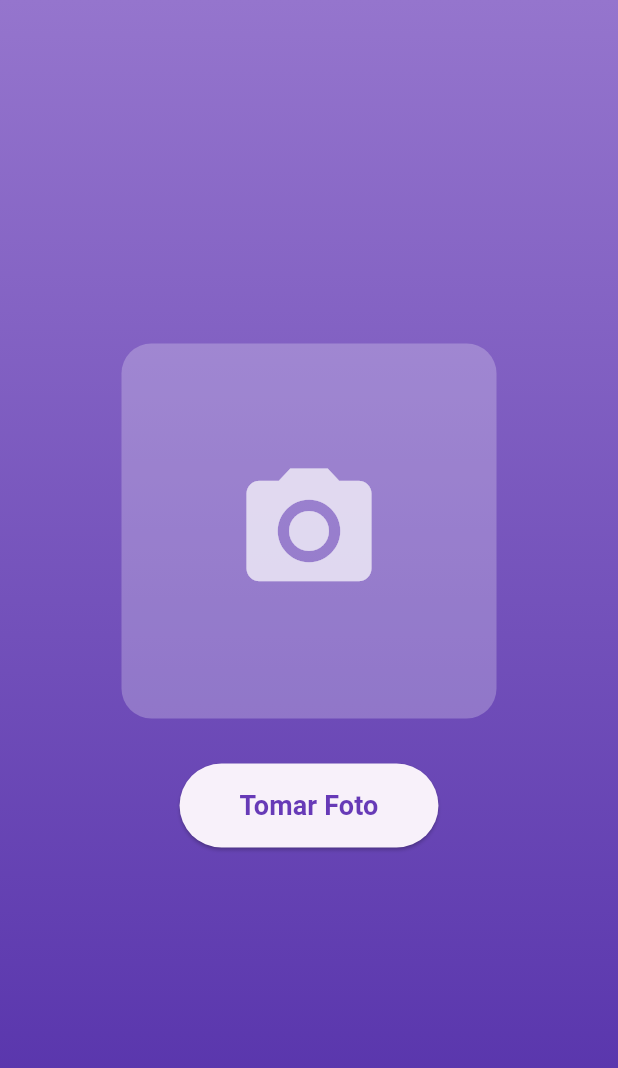
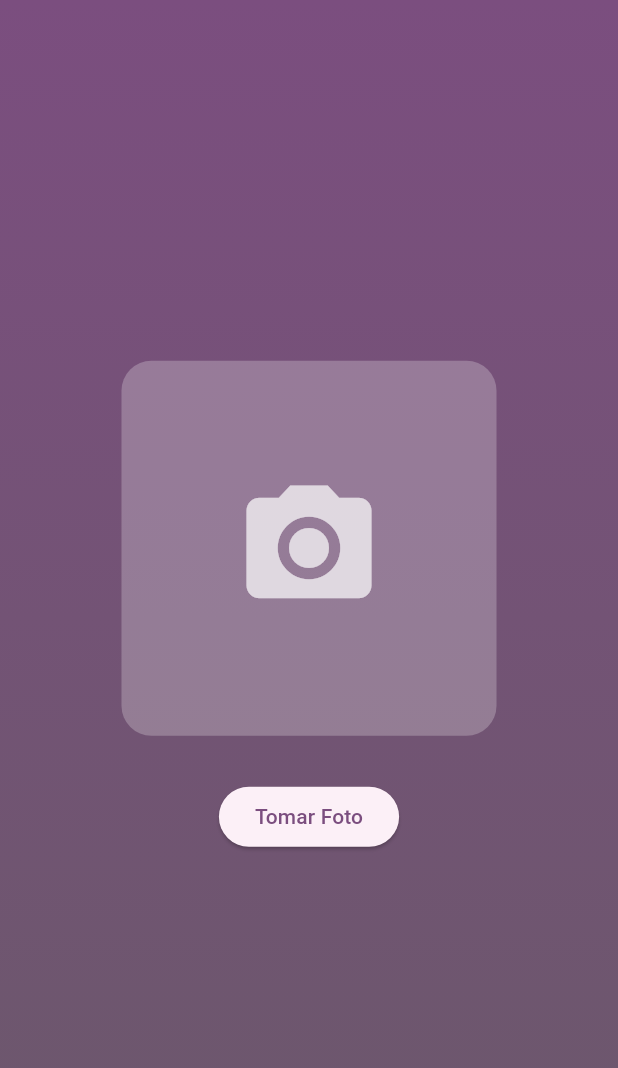
Before and after one commit to Brashan7u7/front_structure_detection, a Flutter app: the screen it shows after launch, on a phone screen of 412 x 824 dp. Shown: the top 1068 px of the screen. Run offline on Flutter 3.47's test engine with Material 3 defaults, Android fonts, the light colour scheme and no system bars; our stand-ins replace geolocator, image_picker.

Commit message:
Add geolocation and permission handling features; implement image picking and API services; Implementation of clean code and structure

```diff
--- /dev/null
+++ b/lib/config/service/image_picker_service.dart
@@ -0,0 +1,18 @@
+import 'dart:io';
+import 'package:image_picker/image_picker.dart';
+
+class ImagePickerService {
+  static final ImagePicker _picker = ImagePicker();
+
+  static Future<File?> pickImage() async {
+    final pickedFile = await _picker.pickImage(
+      source: ImageSource.camera,
+      imageQuality: 80,
+    );
+
+    if (pickedFile != null) {
+      return File(pickedFile.path);
+    }
+    return null;
+  }
+}
--- /dev/null
+++ b/lib/config/theme/app_theme.dart
@@ -0,0 +1,31 @@
+import 'package:flutter/material.dart';
+
+const Color _customColor = Color.fromARGB(255, 47, 227, 224);
+
+const List<Color> _colorThemes = [
+  _customColor,
+  Colors.blue,
+  Colors.teal,
+  Colors.green,
+  Colors.yellow,
+  Colors.orange,
+  Colors.pink,
+  Colors.purple,
+];
+
+class AppTheme {
+  final int selectedColor;
+
+  AppTheme({this.selectedColor = 0})
+    : assert(
+        selectedColor >= 0 && selectedColor <= _colorThemes.length - 1,
+        'Colors must be between 0 and ${_colorThemes.length}',
+      );
+
+  ThemeData theme() {
+    return ThemeData(
+      useMaterial3: true,
+      colorSchemeSeed: _colorThemes[selectedColor],
+    );
+  }
+}
--- a/lib/main.dart
+++ b/lib/main.dart
@@ -1,8 +1,6 @@
-import 'dart:convert';
-import 'dart:io';
-
 import 'package:flutter/material.dart';
-import 'package:image_picker/image_picker.dart';
+import 'package:scanner_flow/config/theme/app_theme.dart';
+import 'package:scanner_flow/presentation/screen/home_screen.dart';
 
 void main() {
   runApp(const MyApp());
@@ -11,138 +9,13 @@ void main() {
 class MyApp extends StatelessWidget {
   const MyApp({super.key});
 
-  // Widget raíz de la aplicación.
   @override
   Widget build(BuildContext context) {
     return MaterialApp(
-      title: 'Capturar Foto a Base64',
-      theme: ThemeData(
-        colorScheme: ColorScheme.fromSeed(seedColor: Colors.deepPurple),
-      ),
-      home: const MyHomePage(title: 'Captura de Foto'),
+      debugShowCheckedModeBanner: false,
+      title: 'Capturar Foto',
+      theme: AppTheme(selectedColor: 7).theme(),
+      home: const HomeScreen(),
     );
   }
 }
-
-class MyHomePage extends StatefulWidget {
-  const MyHomePage({super.key, required this.title});
-
-  final String title;
-
-  @override
-  State<MyHomePage> createState() => _MyHomePageState();
-}
-
-class _MyHomePageState extends State<MyHomePage> {
-  File? _imageFile;
-  String? _base64Image;
-  final ImagePicker _picker = ImagePicker();
-
-  Future<void> _takePhoto() async {
-    final pickedFile = await _picker.pickImage(
-      source: ImageSource.camera,
-      imageQuality: 80,
-    );
-    if (pickedFile != null) {
-      setState(() {
-        _imageFile = File(pickedFile.path);
-      });
-      final bytes = await _imageFile!.readAsBytes();
-      setState(() {
-        _base64Image = base64Encode(bytes);
-      });
-    }
-  }
-
-  @override
-  Widget build(BuildContext context) {
-    return Scaffold(
-      // Usamos un contenedor con fondo degradado para una interfaz atractiva.
-      body: Container(
-        decoration: BoxDecoration(
-          gradient: LinearGradient(
-            colors: [Colors.deepPurple.shade300, Colors.deepPurple.shade700],
-            begin: Alignment.topCenter,
-            end: Alignment.bottomCenter,
-          ),
-        ),
-        padding: const EdgeInsets.symmetric(horizontal: 20, vertical: 40),
-        child: Center(
-          child: Column(
-            mainAxisAlignment: MainAxisAlignment.center,
-            children: [
-              // Muestra la foto tomada o un ícono de cámara por defecto.
-              if (_imageFile != null)
-                Container(
-                  width: 250,
-                  height: 250,
-                  decoration: BoxDecoration(
-                    borderRadius: BorderRadius.circular(20),
-                    image: DecorationImage(
-                      image: FileImage(_imageFile!),
-                      fit: BoxFit.cover,
-                    ),
-                    boxShadow: const [
-                      BoxShadow(
-                        color: Colors.black26,
-                        blurRadius: 10,
-                        offset: Offset(0, 5),
-                      ),
-                    ],
-                  ),
-                )
-              else
-                Container(
-                  width: 250,
-                  height: 250,
-                  decoration: BoxDecoration(
-                    color: Colors.white24,
-                    borderRadius: BorderRadius.circular(20),
-                  ),
-                  child: const Icon(
-                    Icons.camera_alt,
-                    size: 100,
-                    color: Colors.white70,
-                  ),
-                ),
-              const SizedBox(height: 30),
-              // Botón personalizado para tomar foto.
-              ElevatedButton(
-                onPressed: _takePhoto,
-                style: ElevatedButton.styleFrom(
-                  padding: const EdgeInsets.symmetric(
-                    horizontal: 40,
-                    vertical: 15,
-                  ),
-                  shape: RoundedRectangleBorder(
-                    borderRadius: BorderRadius.circular(30),
-                  ),
-                ),
-                child: const Text(
-                  'Tomar Foto',
-                  style: TextStyle(
-                    color: Colors.deepPurple,
-                    fontSize: 18,
-                    fontWeight: FontWeight.bold,
-                  ),
-                ),
-              ),
-              const SizedBox(height: 30),
-              // Muestra el string en Base64 en un área desplazable.
-              if (_base64Image != null)
-                Expanded(
-                  child: SingleChildScrollView(
-                    child: SelectableText(
-                      'Base64: $_base64Image',
-                      style: const TextStyle(color: Colors.white, fontSize: 14),
-                    ),
-                  ),
-                ),
-            ],
-          ),
-        ),
-      ),
-      // Se omite el FloatingActionButton original ya que la acción se realiza con el botón "Tomar Foto".
-    );
-  }
-}
--- /dev/null
+++ b/lib/presentation/screen/home_screen.dart
@@ -0,0 +1,144 @@
+import 'dart:io';
+import 'package:flutter/material.dart';
+import 'package:scanner_flow/config/service/api_service.dart';
+import 'package:scanner_flow/config/service/image_picker_service.dart';
+import 'package:scanner_flow/config/service/location_service.dart';
+import 'package:scanner_flow/presentation/widget/image_display.dart';
+
+class HomeScreen extends StatefulWidget {
+  const HomeScreen({super.key});
+
+  @override
+  State<HomeScreen> createState() => _HomeScreenState();
+}
+
+class _HomeScreenState extends State<HomeScreen> {
+  File? _imageFile;
+  String? _resultado;
+  double? _score;
+
+  // Tomar foto
+  Future<void> _takePhoto() async {
+    final pickedFile = await ImagePickerService.pickImage();
+    if (pickedFile != null) {
+      setState(() {
+        _imageFile = pickedFile;
+        _resultado = null;
+        _score = null;
+      });
+    }
+  }
+
+  // Enviar imagen y verificar resultado
+  Future<void> _sendPhoto() async {
+    if (_imageFile == null) return;
+
+    ScaffoldMessenger.of(context).showSnackBar(
+      const SnackBar(content: Text("📤 Enviando imagen al modelo...")),
+    );
+
+    try {
+      var response = await ApiService.uploadImage(_imageFile!);
+
+      if (response == null) {
+        ScaffoldMessenger.of(context).showSnackBar(
+          const SnackBar(
+            content: Text("❌ No se recibió respuesta del servidor."),
+          ),
+        );
+        return;
+      }
+
+      setState(() {
+        _resultado = response["resultado"] as String? ?? "Desconocido";
+        _score = (response["score"] as num?)?.toDouble();
+      });
+
+      if (_score != null && _score! > 0.9) {
+        ScaffoldMessenger.of(context).showSnackBar(
+          SnackBar(
+            content: Text(
+              "✅ $_resultado (Score: ${_score!.toStringAsFixed(4)})",
+            ),
+          ),
+        );
+
+        var position = await LocationService.getCurrentLocation();
+        if (position == null) {
+          ScaffoldMessenger.of(context).showSnackBar(
+            const SnackBar(
+              content: Text("⚠️ No se pudo obtener la ubicación."),
+            ),
+          );
+          return;
+        }
+
+        String locationMessage = await ApiService.sendLocation(
+          position.latitude,
+          position.longitude,
+        );
+        ScaffoldMessenger.of(
+          context,
+        ).showSnackBar(SnackBar(content: Text(locationMessage)));
+      } else {
+        ScaffoldMessenger.of(context).showSnackBar(
+          const SnackBar(
+            content: Text("🚫 No es el lugar correcto. Intenta otra foto 📷"),
+          ),
+        );
+      }
+    } catch (e) {
+      ScaffoldMessenger.of(
+        context,
+      ).showSnackBar(SnackBar(content: Text("❌ Error: $e")));
+    }
+  }
+
+  @override
+  Widget build(BuildContext context) {
+    final colors = Theme.of(context).colorScheme;
+    return Scaffold(
+      body: Container(
+        decoration: BoxDecoration(
+          gradient: LinearGradient(
+            colors: [colors.primary, colors.secondary],
+            begin: Alignment.topCenter,
+            end: Alignment.bottomCenter,
+          ),
+        ),
+        padding: const EdgeInsets.symmetric(horizontal: 20, vertical: 40),
+        child: Center(
+          child: Column(
+            mainAxisAlignment: MainAxisAlignment.center,
+            children: [
+              ImageDisplay(imageFile: _imageFile),
+              if (_resultado != null && _score != null)
+                Padding(
+                  padding: const EdgeInsets.all(10),
+                  child: Text(
+                    "📌 $_resultado\n🎯 Precisión: ${(_score! * 100).toStringAsFixed(4)}%",
+                    textAlign: TextAlign.center,
+                    style: const TextStyle(
+                      fontSize: 16,
+                      fontWeight: FontWeight.bold,
+                    ),
+                  ),
+                ),
+              const SizedBox(height: 30),
+              ElevatedButton(
+                onPressed: _takePhoto,
+                child: const Text('Tomar Foto'),
+              ),
+              const SizedBox(height: 15),
+              if (_imageFile != null)
+                ElevatedButton(
+                  onPressed: _sendPhoto,
+                  child: const Text('Enviar al Modelo'),
+                ),
+            ],
+          ),
+        ),
+      ),
+    );
+  }
+}
--- /dev/null
+++ b/lib/presentation/widget/image_display.dart
@@ -0,0 +1,44 @@
+import 'dart:io';
+import 'package:flutter/material.dart';
+
+class ImageDisplay extends StatelessWidget {
+  final File? imageFile;
+
+  const ImageDisplay({super.key, this.imageFile});
+
+  @override
+  Widget build(BuildContext context) {
+    return imageFile != null
+        ? Container(
+            width: 250,
+            height: 250,
+            decoration: BoxDecoration(
+              borderRadius: BorderRadius.circular(20),
+              image: DecorationImage(
+                image: FileImage(imageFile!),
+                fit: BoxFit.cover,
+              ),
+              boxShadow: const [
+                BoxShadow(
+                  color: Colors.black26,
+                  blurRadius: 10,
+                  offset: Offset(0, 5),
+                ),
+              ],
+            ),
+          )
+        : Container(
+            width: 250,
+            height: 250,
+            decoration: BoxDecoration(
+              color: Colors.white24,
+              borderRadius: BorderRadius.circular(20),
+            ),
+            child: const Icon(
+              Icons.camera_alt,
+              size: 100,
+              color: Colors.white70,
+            ),
+          );
+  }
+}
--- a/pubspec.yaml
+++ b/pubspec.yaml
@@ -31,6 +31,9 @@ dependencies:
   flutter:
     sdk: flutter
   image_picker: ^0.8.6+3
+  http: ^0.13.6
+  geolocator: ^10.0.0
+  permission_handler: ^11.0.1
   # The following adds the Cupertino Icons font to your application.
   # Use with the CupertinoIcons class for iOS style icons.
   cupertino_icons: ^1.0.8
```
Also changed, not shown: lib/config/service/api_service.dart (added, +49 -0 lines), lib/config/service/location_service.dart (added, +31 -0 lines), pubspec.lock, 4 other files.
